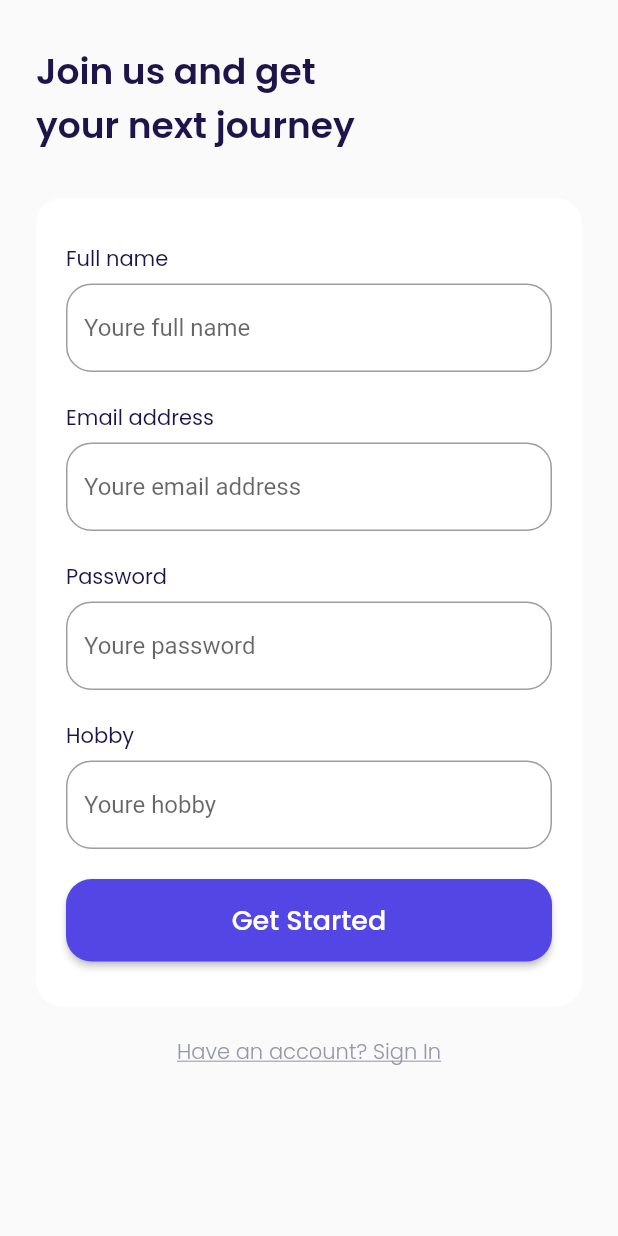
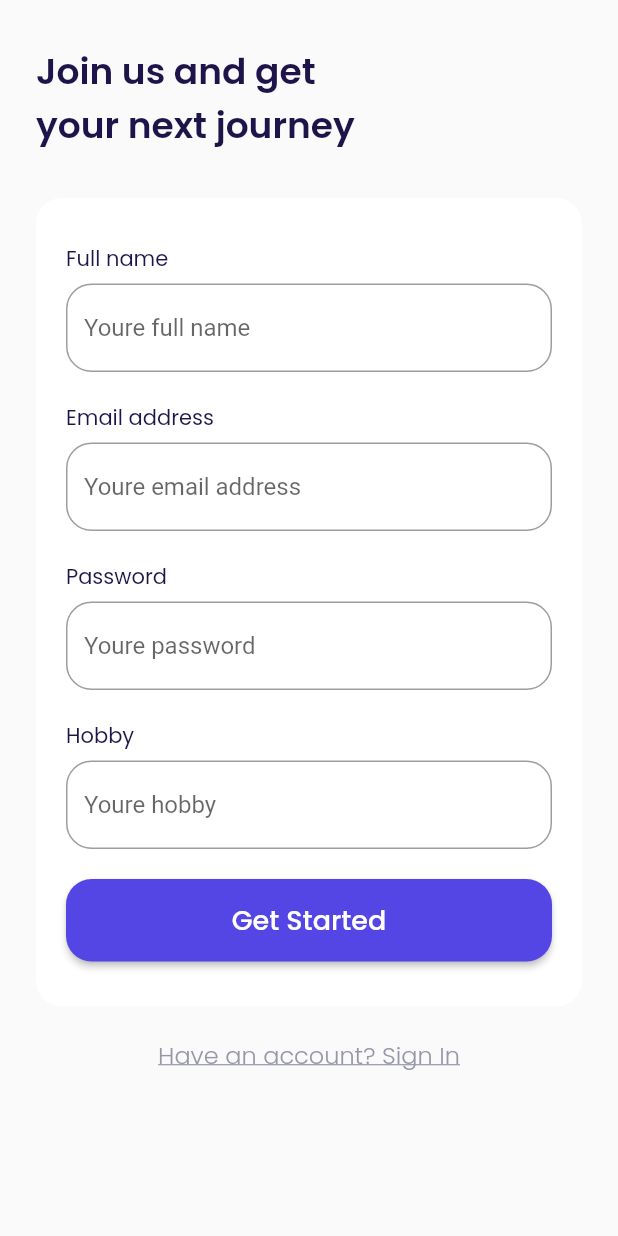
Before and after one commit to mikamada/airplane-ticked-flutter, a Flutter app: the screen it shows after launch, after a tap on "Get Started", on a phone screen of 412 x 824 dp. Run offline on Flutter 3.47's test engine with Material 2 defaults, Android fonts, the light colour scheme and no system bars; our stand-ins replace bloc, cloud_firestore, equatable, firebase_auth, firebase_core, flutter_bloc and 1 more; accounts and stored records are empty.

Commit message:
koreksi teks dan font-size

```diff
--- a/lib/ui/pages/get_started_page.dart
+++ b/lib/ui/pages/get_started_page.dart
@@ -35,7 +35,7 @@ class GetStartedPage extends StatelessWidget {
                 height: 10,
               ),
               Text(
-                'Explore new world with us and\nyourself get an amazing experiences',
+                'Explore new world with us and let\nyourself get an amazing experiences',
                 style: whiteTextSyle.copyWith(
                   fontSize: 16,
                   fontWeight: light,
--- a/lib/ui/pages/sign_in_page.dart
+++ b/lib/ui/pages/sign_in_page.dart
@@ -120,7 +120,7 @@ class SignInPage extends StatelessWidget {
             child: Text(
               'Don\'t have an account Sign Up',
               style: kGreyTextStyle.copyWith(
-                fontSize: 14,
+                fontSize: 16,
                 fontWeight: light,
                 decoration: TextDecoration.underline,
               ),
--- a/lib/ui/pages/sign_up_page.dart
+++ b/lib/ui/pages/sign_up_page.dart
@@ -142,7 +142,7 @@ class SignUpPage extends StatelessWidget {
             child: Text(
               'Have an account? Sign In',
               style: kGreyTextStyle.copyWith(
-                fontSize: 14,
+                fontSize: 16,
                 fontWeight: light,
                 decoration: TextDecoration.underline,
               ),
```
